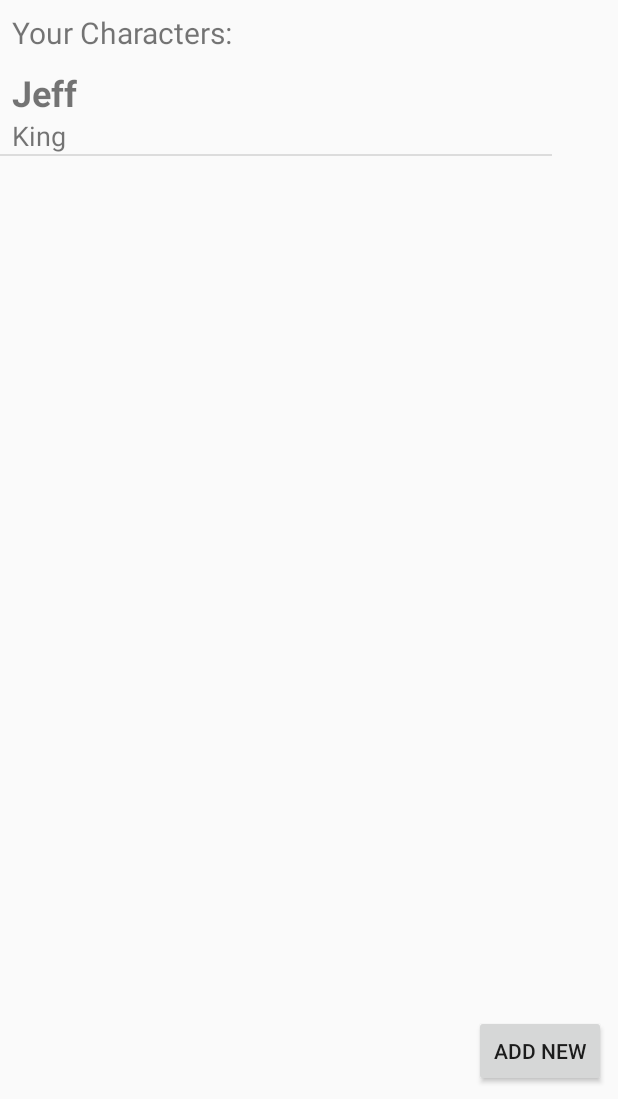
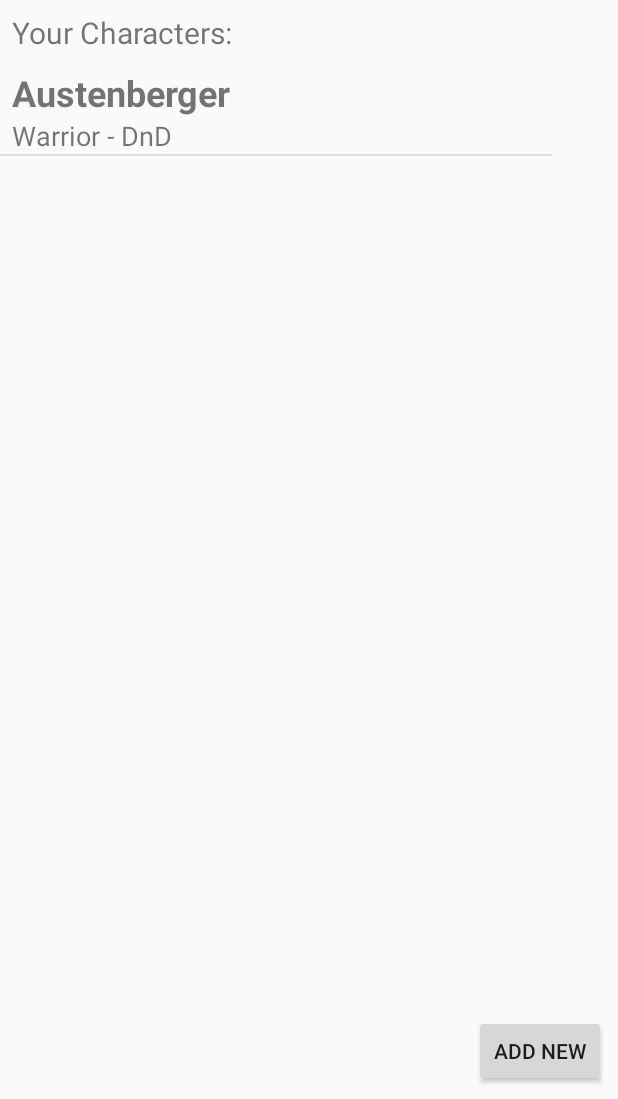
Before and after one commit to vincentcote87/RoleSlayer, an Android app: the screen it shows after launch (MainActivity), on a phone screen of 412 x 824 dp, the part 137-1236 px from its top. Run offline under Robolectric (Android 15) with nearby library versions, the phone set to English and light mode, and no system bars.

```diff
--- a/RoleSlayer/app/src/main/java/com/roleslayin/roleslayer/MainActivity.java
+++ b/RoleSlayer/app/src/main/java/com/roleslayin/roleslayer/MainActivity.java
@@ -32,8 +32,8 @@ public class MainActivity extends AppCompatActivity implements EnterCharNameDial
         infoArray.add("Wandering peasant");
 
         characterArray.add(new PlayerCharacter());
-        characterArray.get(0).setName("Jeff");
-        characterArray.get(0).setInfo("King");
+        characterArray.get(0).setName("Austenberger");
+        characterArray.get(0).setInfo("Warrior - DnD");
 
         initList();
 
```
